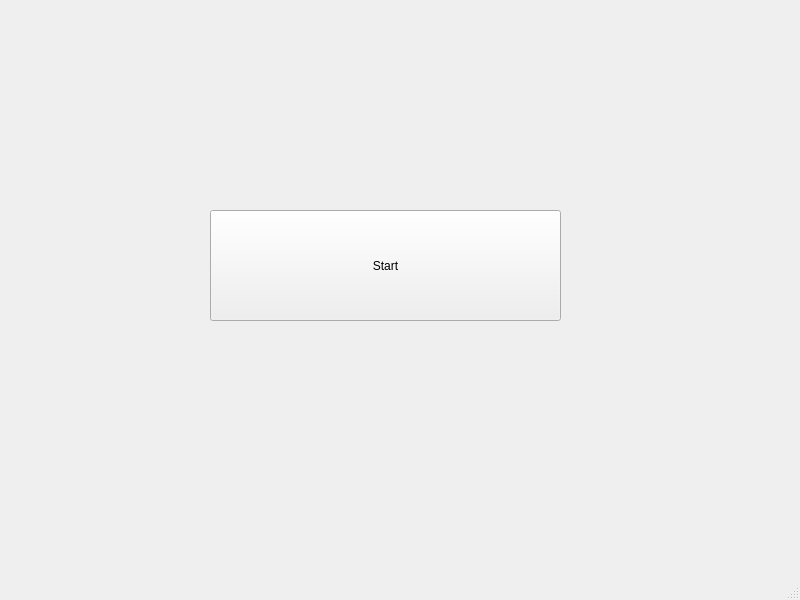
Qt form mainwindow.ui (SheepOrnot/BoomMan) before a commit.
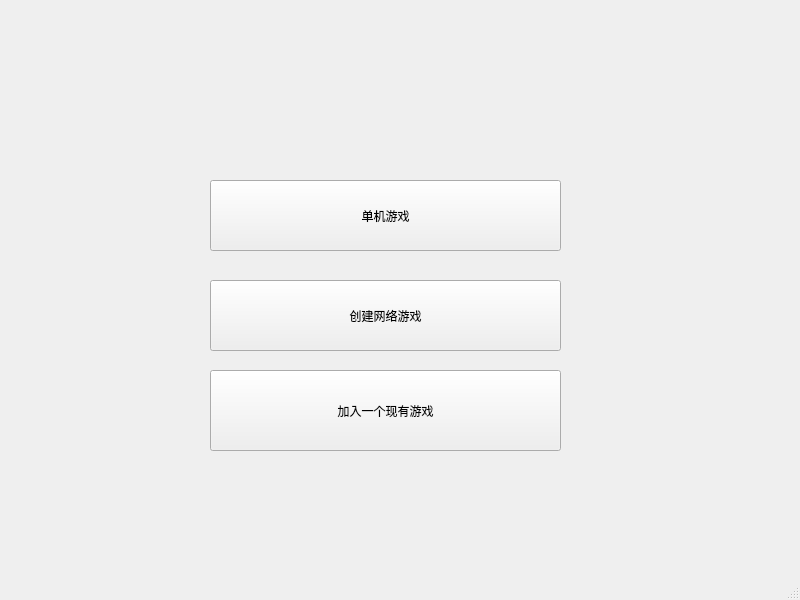
The same form after that commit.

Diff of the .ui file:
```diff
--- a/mainwindow.ui
+++ b/mainwindow.ui
@@ -18,13 +18,39 @@
     <property name="geometry">
      <rect>
       <x>210</x>
-      <y>210</y>
+      <y>180</y>
       <width>351</width>
-      <height>111</height>
+      <height>71</height>
      </rect>
     </property>
     <property name="text">
-     <string>Start</string>
+     <string>单机游戏</string>
+    </property>
+   </widget>
+   <widget class="QPushButton" name="svrOpen">
+    <property name="geometry">
+     <rect>
+      <x>210</x>
+      <y>280</y>
+      <width>351</width>
+      <height>71</height>
+     </rect>
+    </property>
+    <property name="text">
+     <string>创建网络游戏</string>
+    </property>
+   </widget>
+   <widget class="QPushButton" name="cliOpen">
+    <property name="geometry">
+     <rect>
+      <x>210</x>
+      <y>370</y>
+      <width>351</width>
+      <height>81</height>
+     </rect>
+    </property>
+    <property name="text">
+     <string>加入一个现有游戏</string>
     </property>
    </widget>
   </widget>
```
